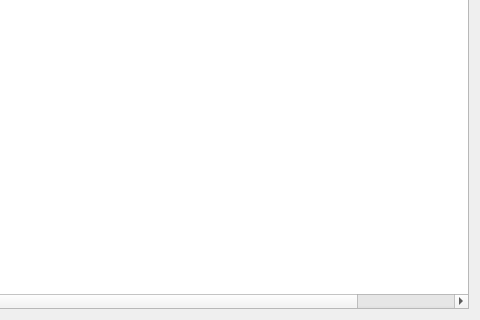
Old version of the form ui/facebook/Manger_face.ui in the repository kreemkhaled112/GUI; both pictures show x 440 to 920 and y 156 to 476 of the 920 by 476 pixel window.
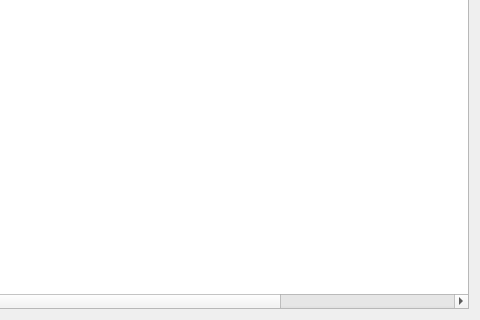
New version of the form.

The edit to the form file:
```diff
--- a/ui/facebook/Manger_face.ui
+++ b/ui/facebook/Manger_face.ui
@@ -246,6 +246,11 @@
           <string>New Column</string>
          </property>
         </column>
+        <column>
+         <property name="text">
+          <string/>
+         </property>
+        </column>
        </widget>
       </item>
      </layout>
```
